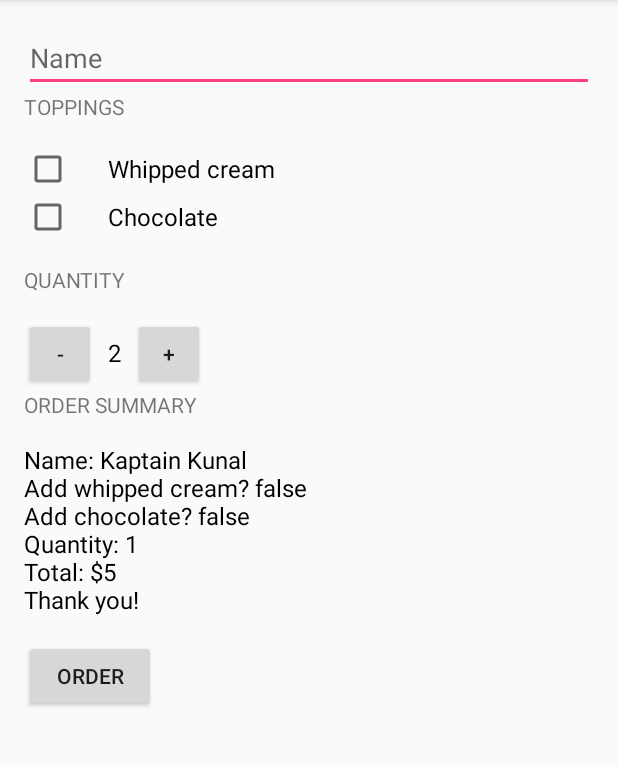
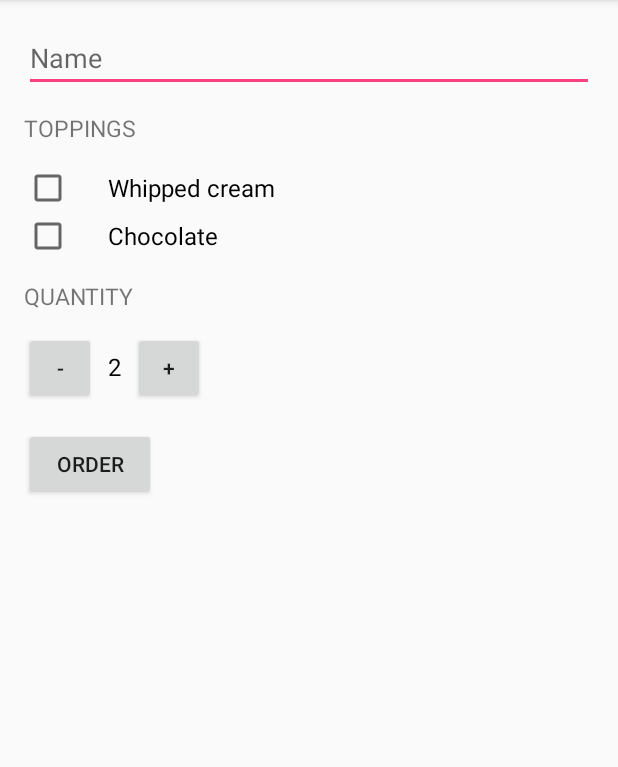
Before and after one commit to jenhurd8/just-java-udacity, an Android app: the screen it shows after launch (MainActivity), after a tap on "ORDER", on a phone screen of 412 x 824 dp, the part 84-851 px from its top. Run offline under Robolectric (Android 15) with nearby library versions, the phone set to English and light mode, and no system bars.

Commit message:
added styles

```diff
--- a/src/main/java/com/example/android/justjava/MainActivity.java
+++ b/src/main/java/com/example/android/justjava/MainActivity.java
@@ -1,11 +1,15 @@
 package com.example.android.justjava;
 
+import android.content.Intent;
+import android.net.Uri;
 import android.os.Bundle;
 import android.support.v7.app.AppCompatActivity;
 import android.util.Log;
 import android.view.View;
 import android.widget.CheckBox;
+import android.widget.EditText;
 import android.widget.TextView;
+import android.widget.Toast;
 
 import java.text.NumberFormat;
 
@@ -46,6 +50,9 @@ Create summary of the order
     }
 
     public void submitOrder(View view) {
+        EditText nameField = (EditText) findViewById(R.id.name_field);
+        String name = nameField.getText().toString();
+
         CheckBox whippedCreamCheckBox = (CheckBox)findViewById(R.id.whipped_cream_checkbox);
         CheckBox hasChocolateCheckBox = (CheckBox)findViewById(R.id.has_chocolate_checkbox);
 
@@ -55,15 +62,30 @@ Create summary of the order
 
         int price = calculatePrice(hasWhippedCream, hasChocolate);
         String priceMessage = createOrderSummary(price, hasWhippedCream, hasChocolate);
-        displayMessage(priceMessage);
+
+            Intent intent = new Intent(Intent.ACTION_SENDTO);
+            intent.setData(Uri.parse("mailto:")); // only email apps should handle this
+            intent.putExtra(Intent.EXTRA_SUBJECT, "Just Java order for " + name);
+        intent.putExtra(Intent.EXTRA_TEXT, priceMessage);
+            if (intent.resolveActivity(getPackageManager()) != null) {
+                startActivity(intent);
+            }
     }
 
     public void increment(View view) {
+        if(quantity == 100){
+            Toast.makeText(this, "You cannot have more than 100 coffees", Toast.LENGTH_SHORT).show();
+            return;
+        }
         quantity++;
         display(quantity);
     }
 
     public void decrement(View view) {
+        if(quantity==1){
+            Toast.makeText(this, "You cannot have less than 1 coffee", Toast.LENGTH_SHORT).show();
+           return;
+        }
         quantity--;
         display(quantity);
     }
@@ -79,7 +101,7 @@ Create summary of the order
     private int calculatePrice(boolean addWhippedCream, boolean addChocolate) {
         int basePrice = 5;
         if(addWhippedCream){
-            basePrice = basePrice++;
+            basePrice += 1;
         }
         if(addChocolate){
             basePrice += 2;
@@ -101,8 +123,4 @@ Create summary of the order
     /**
      * This method displays the given text on the screen.
      */
-    private void displayMessage(String message) {
-        TextView orderSummaryTextView = (TextView) findViewById(R.id.order_summary_text_view);
-        orderSummaryTextView.setText(message);
     }
-    }
--- a/src/main/res/layout/activity_main.xml
+++ b/src/main/res/layout/activity_main.xml
@@ -22,11 +22,8 @@
 
 
         <TextView
-            android:layout_width="wrap_content"
-            android:layout_height="wrap_content"
-            android:layout_marginBottom="16dp"
-            android:text="Toppings"
-            android:textAllCaps="true" />
+            style="@style/HeaderTextStyle"
+            android:text="Toppings" />
 
 
         <CheckBox
@@ -46,12 +43,8 @@
             android:textSize="16dp" />
 
         <TextView
-            android:layout_width="wrap_content"
-            android:layout_height="wrap_content"
-            android:layout_marginBottom="16dp"
-            android:layout_marginTop="16dp"
-            android:text="Quantity"
-            android:textAllCaps="true" />
+            style="@style/HeaderTextStyle"
+            android:text="Quantity" />
 
         <LinearLayout
             android:layout_width="match_parent"
@@ -85,21 +78,6 @@
 
         </LinearLayout>
 
-        <TextView
-            android:layout_width="wrap_content"
-            android:layout_height="wrap_content"
-            android:layout_marginBottom="16dp"
-            android:text="Order Summary"
-            android:textAllCaps="true" />
-
-        <TextView
-            android:id="@+id/order_summary_text_view"
-            android:layout_width="wrap_content"
-            android:layout_height="wrap_content"
-            android:text="$10"
-            android:textColor="@android:color/black"
-            android:textSize="16sp" />
-
         <Button
             android:layout_width="wrap_content"
             android:layout_height="wrap_content"
--- a/src/main/res/values/styles.xml
+++ b/src/main/res/values/styles.xml
@@ -7,5 +7,13 @@
         <item name="colorPrimaryDark">@color/colorPrimaryDark</item>
         <item name="colorAccent">@color/colorAccent</item>
     </style>
+    <style name="HeaderTextStyle">
+        <!-- Customize your theme here. -->
+        <item name="android:layout_width">wrap_content</item>
+        <item name="android:layout_height">48dp</item>
+        <item name="android:gravity">center_vertical</item>
+        <item name="android:textAllCaps">true</item>
+        <item name="android:textSize">15sp</item>
+    </style>
 
 </resources>
```
